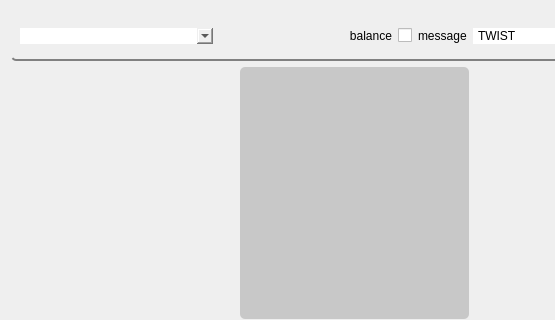
Above: control_panel/resource/control_panel.ui from GroupOfRobots/MiniRysRQT before the change; both pictures show x 0 to 555 and y 0 to 320 of the 709 by 587 pixel window. Below: the same form after it.
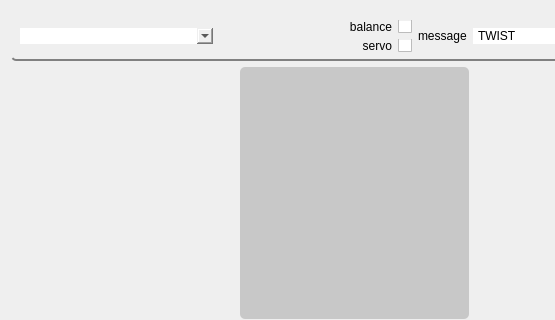
That is the form after the change. Icons and pictures are not drawn.

Commit message: control panel servo publisher

```diff
--- a/control_panel/resource/control_panel.ui
+++ b/control_panel/resource/control_panel.ui
@@ -56,6 +56,8 @@
       <item>
        <layout class="QHBoxLayout" name="horizontalLayout_3">
         <item>
+         <layout class="QVBoxLayout" name="verticalLayout_2">
+          <item>
          <widget class="QCheckBox" name="balanceCheckBoxUI">
           <property name="layoutDirection">
            <enum>Qt::RightToLeft</enum>
@@ -64,6 +66,18 @@
            <string>balance</string>
           </property>
          </widget>
+          </item>
+          <item>
+           <widget class="QCheckBox" name="servoCheckBoxUI">
+            <property name="layoutDirection">
+             <enum>Qt::RightToLeft</enum>
+            </property>
+            <property name="text">
+             <string>servo</string>
+            </property>
+           </widget>
+          </item>
+         </layout>
         </item>
        </layout>
       </item>
```
Lines whose indentation alone changed are shown as unchanged. The commit also changes 3 other files.
